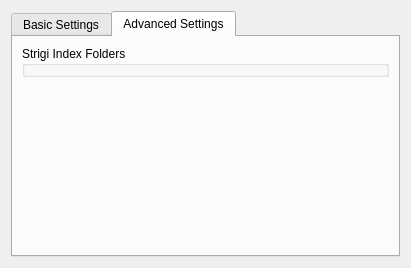
First picture: the form in nepomuk/nepomukconfigwidget.ui, repository KDE/kde-runtime, before the edit.
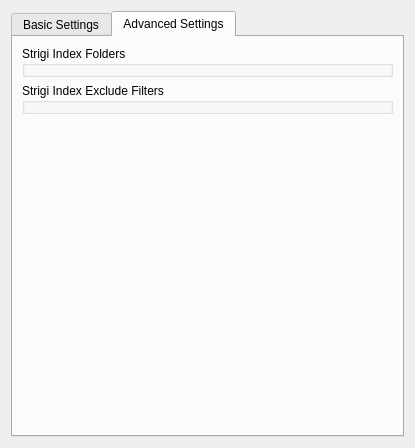
Second picture: the form after the edit. The open tabs and pages were chosen to show the change. Custom widgets are drawn as their Qt base class.

Commit message: * New Strigi configuration: The nepomuk server can now read and write the strigi config directly.   This is necessary anyway since strigi does not support the command line parameters we used before anymore. * Configuration GUI for Strigi exclude filters. * Better Strigi runtime control including termination which is needed since Strigi does not care much about   being exited during indexing. * Using Soprano's new SignalFilterModel (if available) to restrict the number of updates in libnepomuk.

What changed in the file:
```diff
--- a/nepomuk/nepomukconfigwidget.ui
+++ b/nepomuk/nepomukconfigwidget.ui
@@ -7,7 +7,7 @@
     <x>0</x>
     <y>0</y>
     <width>411</width>
-    <height>268</height>
+    <height>448</height>
    </rect>
   </property>
   <layout class="QVBoxLayout" >
@@ -146,6 +146,19 @@
          </property>
         </widget>
        </item>
+       <item>
+        <widget class="KEditListBox" name="m_editStrigiExcludeFilters" >
+         <property name="toolTip" >
+          <string>Filters which define the files that Strigi should ignore</string>
+         </property>
+         <property name="whatsThis" >
+          <string/>
+         </property>
+         <property name="title" >
+          <string>Strigi Index Exclude Filters</string>
+         </property>
+        </widget>
+       </item>
        <item>
         <spacer>
          <property name="orientation" >
@@ -153,8 +166,8 @@
          </property>
          <property name="sizeHint" >
           <size>
-           <width>20</width>
-           <height>40</height>
+           <width>371</width>
+           <height>16</height>
           </size>
          </property>
         </spacer>
```
The commit also changes 8 other files.
